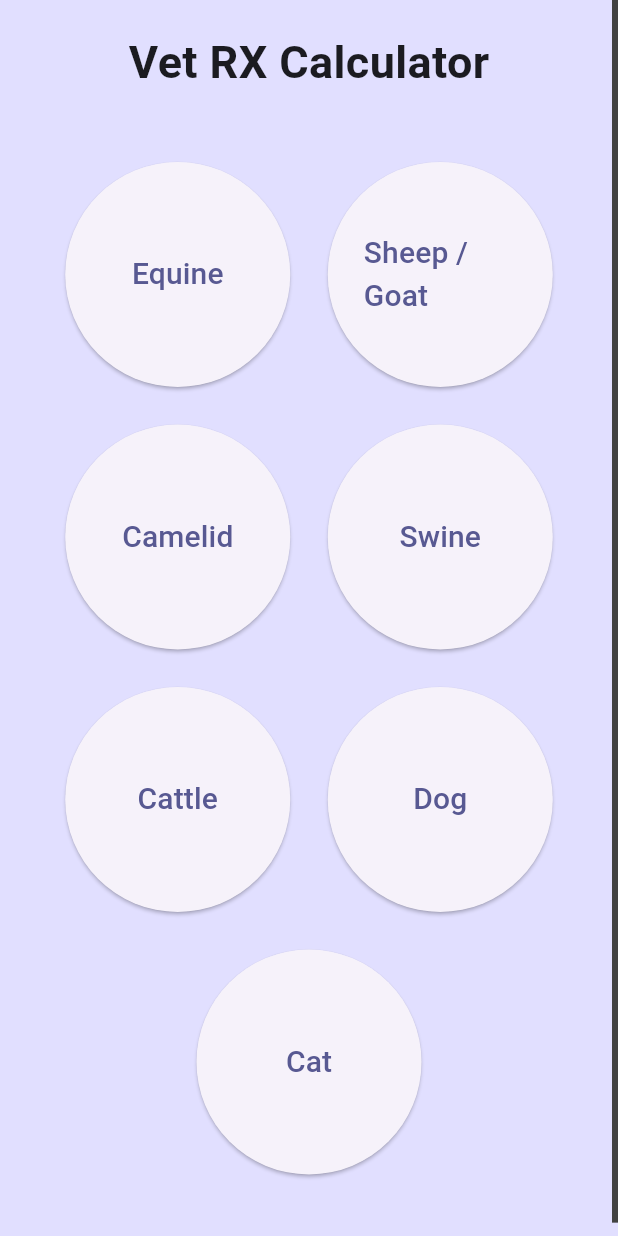
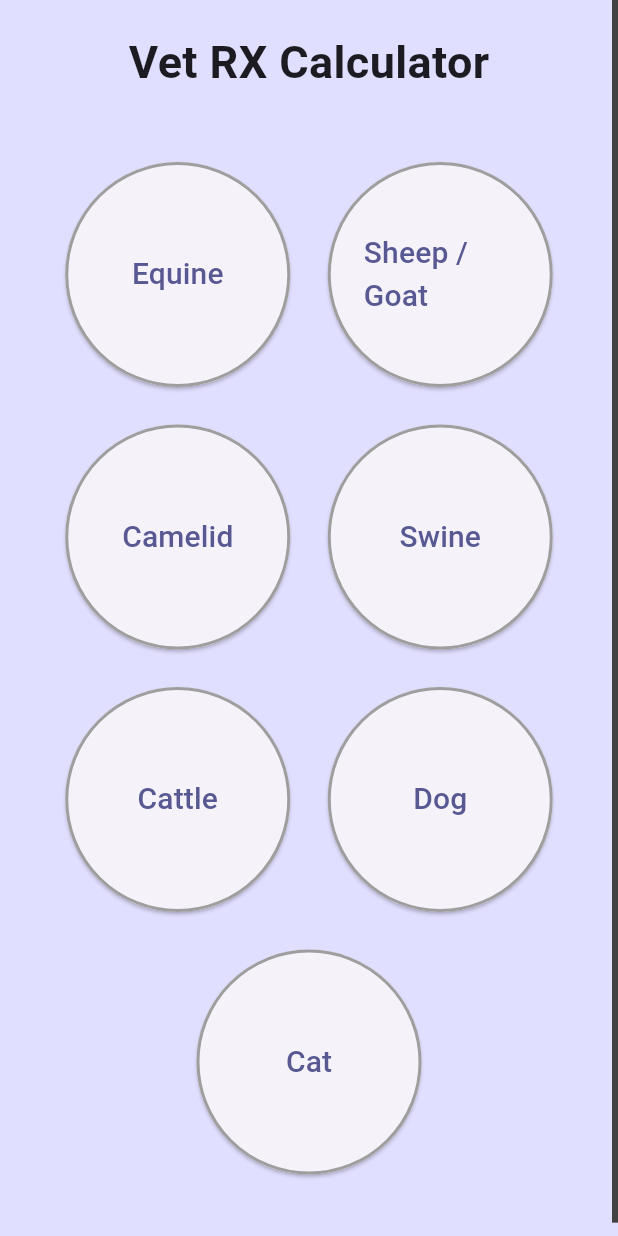
Before and after one commit to JoshyOWashy/Veterinary-Calculator-App, a Flutter app: the screen it shows after launch, on a phone screen of 412 x 824 dp. Run offline on Flutter 3.47's test engine with Material 2 defaults, Android fonts, the phone set to English and light mode, and no system bars; our stand-ins replace firebase_core, firebase_database; accounts and stored records are empty.

Commit message:
add style border to animal buttons

```diff
--- a/vet_calc_app/lib/animal_page.dart
+++ b/vet_calc_app/lib/animal_page.dart
@@ -10,6 +10,8 @@ class AnimalPage extends StatelessWidget {
 
   @override
   Widget build(BuildContext context) {
+    // TODO: make buttons dynamically generated
+    // TODO: add icons to buttons
     var appState = context.watch<MyAppState>();
 
     return Center(
@@ -28,6 +30,15 @@ class AnimalPage extends StatelessWidget {
               width: 150,
               height: 150,
               child: ElevatedButton(
+                style: ElevatedButton.styleFrom(
+                  side: const BorderSide(
+                    color: Colors.grey,
+                    width: 2,
+                  ),
+                  shape: RoundedRectangleBorder(
+                    borderRadius: BorderRadius.circular(100),
+                  ),
+                ),
                 onPressed: () {
                   appState.chooseAnimal(Animal.equine);
                   Navigator.push(
@@ -47,6 +58,15 @@ class AnimalPage extends StatelessWidget {
               width: 150,
               height: 150,
               child: ElevatedButton(
+                style: ElevatedButton.styleFrom(
+                  side: const BorderSide(
+                    color: Colors.grey,
+                    width: 2,
+                  ),
+                  shape: RoundedRectangleBorder(
+                    borderRadius: BorderRadius.circular(100),
+                  ),
+                ),
                 onPressed: () {
                   appState.chooseAnimal(Animal.sheepGoat);
                   Navigator.push(
@@ -68,6 +88,15 @@ class AnimalPage extends StatelessWidget {
                 width: 150,
                 height: 150,
                 child: ElevatedButton(
+                  style: ElevatedButton.styleFrom(
+                    side: const BorderSide(
+                      color: Colors.grey,
+                      width: 2,
+                    ),
+                    shape: RoundedRectangleBorder(
+                      borderRadius: BorderRadius.circular(100),
+                    ),
+                  ),
                   onPressed: () {
                     appState.chooseAnimal(Animal.camelid);
                     Navigator.push(
@@ -87,6 +116,15 @@ class AnimalPage extends StatelessWidget {
                 width: 150,
                 height: 150,
                 child: ElevatedButton(
+                  style: ElevatedButton.styleFrom(
+                    side: const BorderSide(
+                      color: Colors.grey,
+                      width: 2,
+                    ),
+                    shape: RoundedRectangleBorder(
+                      borderRadius: BorderRadius.circular(100),
+                    ),
+                  ),
                   onPressed: () {
                     appState.chooseAnimal(Animal.swine);
                     Navigator.push(
@@ -109,6 +147,15 @@ class AnimalPage extends StatelessWidget {
                 width: 150,
                 height: 150,
                 child: ElevatedButton(
+                  style: ElevatedButton.styleFrom(
+                    side: const BorderSide(
+                      color: Colors.grey,
+                      width: 2,
+                    ),
+                    shape: RoundedRectangleBorder(
+                      borderRadius: BorderRadius.circular(100),
+                    ),
+                  ),
                   onPressed: () {
                     appState.chooseAnimal(Animal.cattle);
                     Navigator.push(
@@ -128,6 +175,15 @@ class AnimalPage extends StatelessWidget {
                 width: 150,
                 height: 150,
                 child: ElevatedButton(
+                  style: ElevatedButton.styleFrom(
+                    side: const BorderSide(
+                      color: Colors.grey,
+                      width: 2,
+                    ),
+                    shape: RoundedRectangleBorder(
+                      borderRadius: BorderRadius.circular(100),
+                    ),
+                  ),
                   onPressed: () {
                     appState.chooseAnimal(Animal.dog);
                     Navigator.push(
@@ -150,6 +206,15 @@ class AnimalPage extends StatelessWidget {
                 width: 150,
                 height: 150,
                 child: ElevatedButton(
+                  style: ElevatedButton.styleFrom(
+                    side: const BorderSide(
+                      color: Colors.grey,
+                      width: 2,
+                    ),
+                    shape: RoundedRectangleBorder(
+                      borderRadius: BorderRadius.circular(100),
+                    ),
+                  ),
                   onPressed: () {
                     appState.chooseAnimal(Animal.cat);
                     Navigator.push(
```
